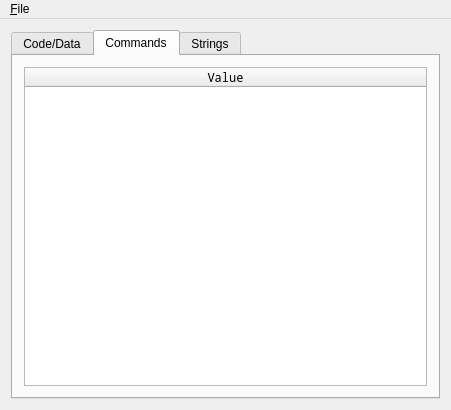
Qt form wrd_editor/mainwindow.ui (CaptainSwag101/DRV3-Tools) before a commit.
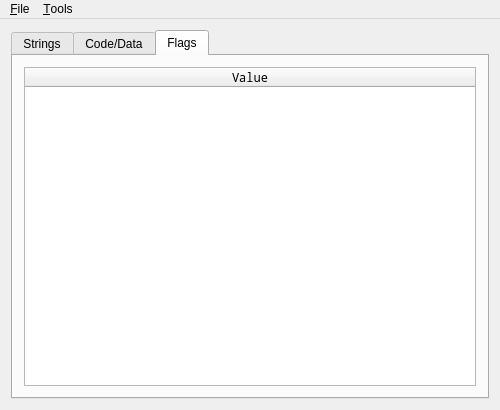
The same form after that commit. The open tabs and pages were chosen to show the change.

Commit message: (WIP) More work on wrd_editor Also start redesigning stx_editor's UI

```diff
--- a/wrd_editor/mainwindow.ui
+++ b/wrd_editor/mainwindow.ui
@@ -6,7 +6,7 @@
    <rect>
     <x>0</x>
     <y>0</y>
-    <width>451</width>
+    <width>500</width>
     <height>410</height>
    </rect>
   </property>
@@ -20,7 +20,34 @@
       <property name="currentIndex">
        <number>0</number>
       </property>
-      <widget class="QWidget" name="tabData">
+      <widget class="QWidget" name="tabStrings">
+       <attribute name="title">
+        <string>Strings</string>
+       </attribute>
+       <layout class="QVBoxLayout" name="verticalLayout_4">
+        <item>
+         <widget class="QTableWidget" name="tableWidget_Strings">
+          <property name="font">
+           <font>
+            <family>Noto Mono</family>
+           </font>
+          </property>
+          <property name="sizeAdjustPolicy">
+           <enum>QAbstractScrollArea::AdjustToContents</enum>
+          </property>
+          <attribute name="horizontalHeaderStretchLastSection">
+           <bool>true</bool>
+          </attribute>
+          <column>
+           <property name="text">
+            <string>Value</string>
+           </property>
+          </column>
+         </widget>
+        </item>
+       </layout>
+      </widget>
+      <widget class="QWidget" name="tabCode">
        <attribute name="title">
         <string>Code/Data</string>
        </attribute>
@@ -55,41 +82,11 @@
       </widget>
       <widget class="QWidget" name="tabCmds">
        <attribute name="title">
-        <string>Commands</string>
+        <string>Flags</string>
        </attribute>
        <layout class="QVBoxLayout" name="verticalLayout_3">
         <item>
-         <widget class="QTableWidget" name="tableWidget_Cmds">
-          <property name="font">
-           <font>
-            <family>Noto Mono</family>
-           </font>
-          </property>
-          <property name="sizeAdjustPolicy">
-           <enum>QAbstractScrollArea::AdjustToContents</enum>
-          </property>
-          <attribute name="horizontalHeaderDefaultSectionSize">
-           <number>64</number>
-          </attribute>
-          <attribute name="horizontalHeaderStretchLastSection">
-           <bool>true</bool>
-          </attribute>
-          <column>
-           <property name="text">
-            <string>Value</string>
-           </property>
-          </column>
-         </widget>
-        </item>
-       </layout>
-      </widget>
-      <widget class="QWidget" name="tabStrings">
-       <attribute name="title">
-        <string>Strings</string>
-       </attribute>
-       <layout class="QVBoxLayout" name="verticalLayout_4">
-        <item>
-         <widget class="QTableWidget" name="tableWidget_Strings">
+         <widget class="QTableWidget" name="tableWidget_Flags">
           <property name="font">
            <font>
             <family>Noto Mono</family>
@@ -122,8 +119,8 @@
     <rect>
      <x>0</x>
      <y>0</y>
-     <width>451</width>
-     <height>20</height>
+     <width>500</width>
+     <height>22</height>
     </rect>
    </property>
    <widget class="QMenu" name="menuFile">
@@ -135,7 +132,14 @@
     <addaction name="actionSaveAs"/>
     <addaction name="actionExit"/>
    </widget>
+   <widget class="QMenu" name="menuTools">
+    <property name="title">
+     <string>&amp;Tools</string>
+    </property>
+    <addaction name="actionExportStrings"/>
+   </widget>
    <addaction name="menuFile"/>
+   <addaction name="menuTools"/>
   </widget>
   <action name="actionOpen">
    <property name="text">
```
Left out of the diff: 23 changed lines with no effect on the pictures. The commit also changes 6 other files.
